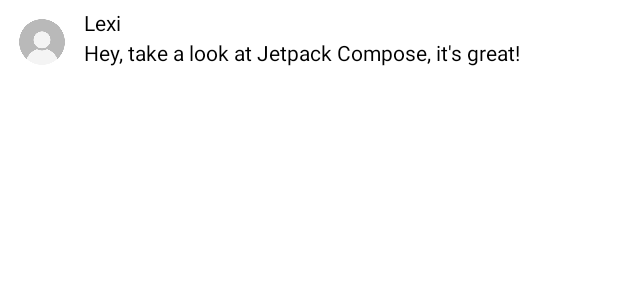
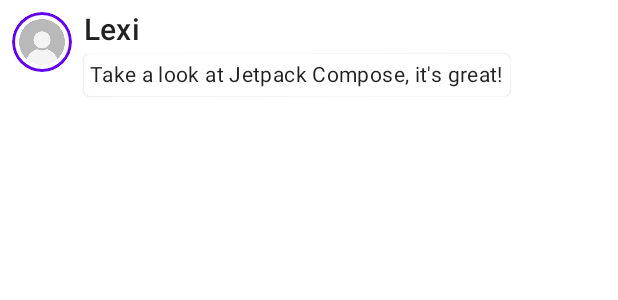
Before and after one commit to kawezinLiru/ComposeTutorialJetPack, an Android app built with Jetpack Compose: the @Preview function PreviewMessageCard, on a phone screen of 412 x 824 dp. Shown: the top 300 px of the screen. Run offline under Robolectric (Android 15) with nearby library versions, the phone set to English and light mode, and no system bars.

Commit message:
Third commit

```diff
--- a/app/src/main/java/com/example/aulateste/MainActivity.kt
+++ b/app/src/main/java/com/example/aulateste/MainActivity.kt
@@ -1,39 +1,41 @@
 package com.example.aulateste
+
 import android.os.Bundle
 import androidx.activity.ComponentActivity
 import androidx.activity.compose.setContent
 import androidx.compose.material.Text
 import androidx.compose.runtime.Composable
 import androidx.compose.ui.tooling.preview.Preview
-import androidx.compose.foundation.layout.Column
 import androidx.compose.foundation.Image
-import androidx.compose.foundation.layout.Row
+import androidx.compose.foundation.layout.*
 import androidx.compose.ui.res.painterResource
-import androidx.compose.foundation.layout.Spacer
-import androidx.compose.foundation.layout.height
-import androidx.compose.foundation.layout.padding
-import androidx.compose.foundation.layout.size
-import androidx.compose.foundation.layout.width
 import androidx.compose.foundation.shape.CircleShape
+import androidx.compose.material.Surface
 import androidx.compose.ui.Modifier
 import androidx.compose.ui.draw.clip
 import androidx.compose.ui.unit.dp
-
+import androidx.compose.foundation.border
+import androidx.compose.material.MaterialTheme
+import android.content.res.Configuration
 
 
 class MainActivity : ComponentActivity() {
     override fun onCreate(savedInstanceState: Bundle?) {
         super.onCreate(savedInstanceState)
         setContent {
-            MessageCard(Message("Android", "Jetpack Compose"))
+            MaterialTheme {
+                Surface(modifier = Modifier.fillMaxSize()) {
+                    MessageCard(Message("Android", "Jetpack Compose"))
+                }
+            }
         }
     }
 }
 data class Message(val author: String, val body: String)
 
+
 @Composable
 fun MessageCard(msg: Message) {
-    // Add padding around our message
     Row(modifier = Modifier.padding(all = 8.dp)) {
         Image(
             painter = painterResource(R.drawable.profile_picture),
@@ -43,24 +45,40 @@ fun MessageCard(msg: Message) {
                 .size(40.dp)
                 // Clip image to be shaped as a circle
                 .clip(CircleShape)
+                .border(1.5.dp, MaterialTheme.colors.primary, CircleShape)
         )
-
         // Add a horizontal space between the image and the column
         Spacer(modifier = Modifier.width(8.dp))
 
         Column {
-            Text(text = msg.author)
+            Text(
+                text = msg.author,
+                style = MaterialTheme.typography.h6)
             // Add a vertical space between the author and message texts
             Spacer(modifier = Modifier.height(4.dp))
-            Text(text = msg.body)
+            Surface(shape = MaterialTheme.shapes.medium, elevation = 1.dp) {
+                Text(
+                    text = msg.body,
+                    modifier = Modifier.padding(all = 4.dp),
+                    style = MaterialTheme.typography.body2)
+            }
         }
     }
 }
-
+@Preview(name = "Light Mode")
+@Preview(
+    uiMode = Configuration.UI_MODE_NIGHT_YES,
+    showBackground = true,
+    name = "Dark Mode"
+)
 @Preview
 @Composable
 fun PreviewMessageCard() {
-    MessageCard(
-        msg = Message("Lexi", "Hey, take a look at Jetpack Compose, it's great!")
-    )
+    MaterialTheme {
+        Surface {
+            MessageCard(
+                msg = Message("Lexi", "Take a look at Jetpack Compose, it's great!")
+            )
+        }
+    }
 }
```
